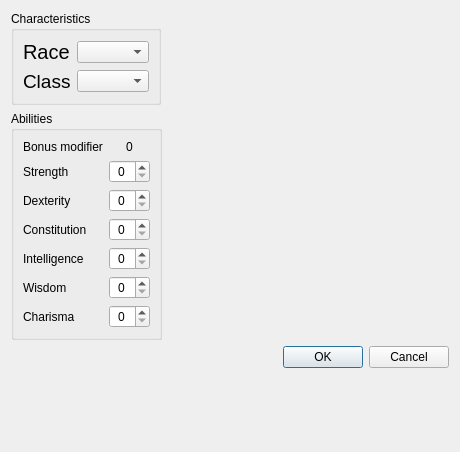
First picture: the form in pyQTApp/sample_dialog.ui, repository codingame-team/DnD-5th-Edition-API, before the edit.
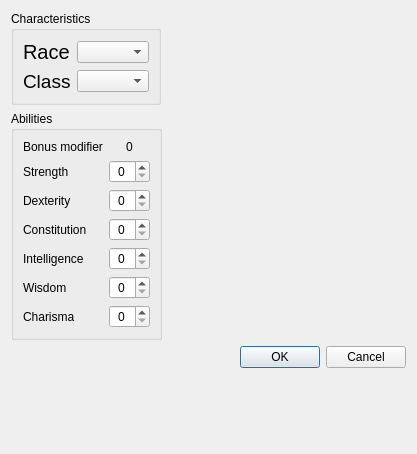
Second picture: the form after the edit.

Diff of the .ui file:
```diff
--- a/pyQTApp/sample_dialog.ui
+++ b/pyQTApp/sample_dialog.ui
@@ -9,8 +9,8 @@
    <rect>
     <x>0</x>
     <y>0</y>
-    <width>460</width>
-    <height>452</height>
+    <width>417</width>
+    <height>454</height>
    </rect>
   </property>
   <property name="windowTitle">
```
Left out of the diff: 35 changed lines with no effect on the pictures.
